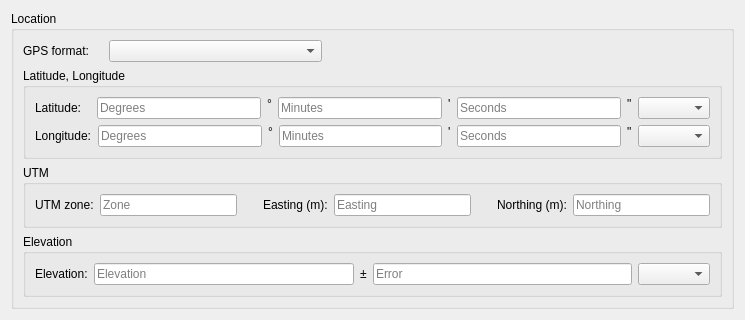
This is ui/GPSFields.ui in kathrynmetcalf/GeoCORK as Qt 5 draws it before an edit. The edited form follows.
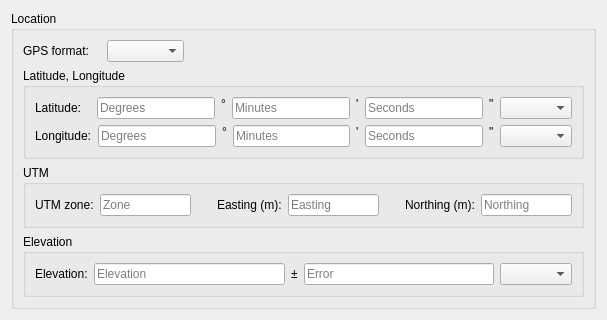
This is the edited form. Custom widgets are drawn as their Qt base class.

```diff
--- a/ui/GPSFields.ui
+++ b/ui/GPSFields.ui
@@ -6,12 +6,12 @@
    <rect>
     <x>0</x>
     <y>0</y>
-    <width>745</width>
+    <width>607</width>
     <height>316</height>
    </rect>
   </property>
   <property name="sizePolicy">
-   <sizepolicy hsizetype="MinimumExpanding" vsizetype="MinimumExpanding">
+   <sizepolicy hsizetype="Preferred" vsizetype="MinimumExpanding">
     <horstretch>0</horstretch>
     <verstretch>0</verstretch>
    </sizepolicy>
@@ -23,7 +23,7 @@
    <item>
     <widget class="QGroupBox" name="location_groupBox">
      <property name="sizePolicy">
-      <sizepolicy hsizetype="MinimumExpanding" vsizetype="MinimumExpanding">
+      <sizepolicy hsizetype="Preferred" vsizetype="Minimum">
        <horstretch>0</horstretch>
        <verstretch>0</verstretch>
       </sizepolicy>
@@ -81,7 +81,7 @@
       <item>
        <widget class="FocusGroupBox" name="latlon_groupBox">
         <property name="sizePolicy">
-         <sizepolicy hsizetype="Preferred" vsizetype="Preferred">
+         <sizepolicy hsizetype="Preferred" vsizetype="MinimumExpanding">
           <horstretch>0</horstretch>
           <verstretch>3</verstretch>
          </sizepolicy>
@@ -258,7 +258,7 @@
       <item>
        <widget class="FocusGroupBox" name="utm_groupBox">
         <property name="sizePolicy">
-         <sizepolicy hsizetype="Preferred" vsizetype="Preferred">
+         <sizepolicy hsizetype="Preferred" vsizetype="MinimumExpanding">
           <horstretch>0</horstretch>
           <verstretch>2</verstretch>
          </sizepolicy>
@@ -351,7 +351,7 @@
       <item>
        <widget class="FocusGroupBox" name="elev_groupBox">
         <property name="sizePolicy">
-         <sizepolicy hsizetype="Preferred" vsizetype="Preferred">
+         <sizepolicy hsizetype="Preferred" vsizetype="MinimumExpanding">
           <horstretch>0</horstretch>
           <verstretch>2</verstretch>
          </sizepolicy>
@@ -371,6 +371,12 @@
            </item>
            <item>
             <widget class="QLineEdit" name="elevation_lineEdit">
+             <property name="sizePolicy">
+              <sizepolicy hsizetype="Expanding" vsizetype="Fixed">
+               <horstretch>0</horstretch>
+               <verstretch>0</verstretch>
+              </sizepolicy>
+             </property>
              <property name="placeholderText">
               <string>Elevation</string>
              </property>
```
